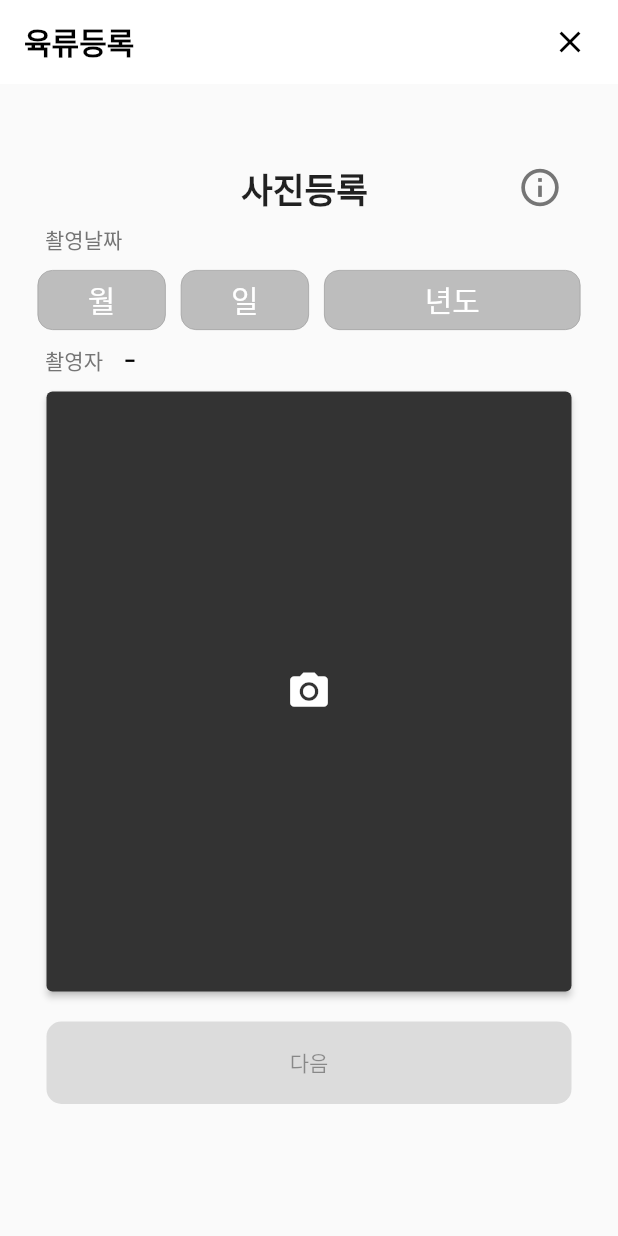
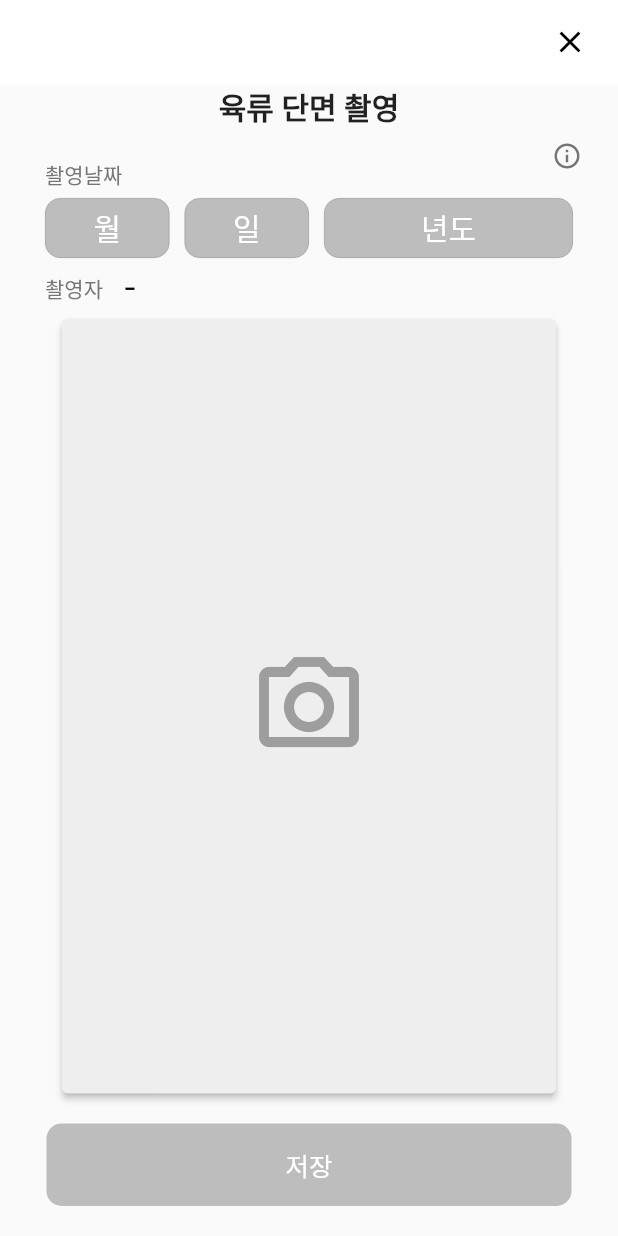
Before and after one commit to clapsh/Deep_Plant1, a Flutter app: the LoggedInPage screen opened by its route, on a phone screen of 412 x 824 dp. Run offline on Flutter 3.47's test engine with Material 2 defaults, Android fonts, the phone set to English and light mode, and no system bars; our stand-ins replace firebase_auth, firebase_core, firebase_storage, flutter_screenutil, go_router, image_picker; missing offline and left inert: qr_code_scanner, xml2json; accounts and stored records are empty.

Commit message:
commit_main_api_camera_historynum_qr

```diff
--- a/Frontend/deep_plant_app/lib/pages/logged_in_page.dart
+++ b/Frontend/deep_plant_app/lib/pages/logged_in_page.dart
@@ -9,10 +9,7 @@ import 'package:deep_plant_app/source/widgets.dart';
 class LoggedInPage extends StatefulWidget {
   const LoggedInPage({
     super.key,
-    this.image,
   });
-
-  final File? image;
 
   @override
   State<LoggedInPage> createState() => _LoggedInPageState();
@@ -67,9 +64,8 @@ class _LoggedInPageState extends State<LoggedInPage> {
     try {
       // 이미지를 firbaseStorage에 userid/시간.png 형식으로 저장
       final refImage = FirebaseStorage.instance.ref().child('${loggedUser!.uid}.png');
-      await refImage.putFile(widget.image!);
+      await refImage.putFile(pickedImage!);
     } catch (e) {
-      print(e);
       setState(() {
         isLoading = false;
       });
@@ -90,13 +86,6 @@ class _LoggedInPageState extends State<LoggedInPage> {
   Widget build(BuildContext context) {
     return Scaffold(
       appBar: AppBar(
-        title: Padding(
-          padding: const EdgeInsets.only(right: 20.0),
-          child: Text(
-            '육류등록',
-            style: TextStyle(fontWeight: FontWeight.bold),
-          ),
-        ),
         backgroundColor: Colors.white,
         elevation: 0.0,
         foregroundColor: Colors.black,
@@ -110,50 +99,49 @@ class _LoggedInPageState extends State<LoggedInPage> {
       ),
       body: Column(
         children: [
-          SizedBox(height: 45.0),
-          Row(
-            children: [
-              SizedBox(
-                width: (MediaQuery.of(context).size.width) * 0.39,
-              ),
           Text(
-                '사진등록',
+            '육류 단면 촬영',
             style: TextStyle(
-                  fontSize: 23.0,
+              fontSize: 20.0,
               fontWeight: FontWeight.bold,
             ),
           ),
-              SizedBox(
-                width: (MediaQuery.of(context).size.width) * 0.22,
-              ),
+          Container(
+            height: 20.0,
+            padding: const EdgeInsets.only(right: 10.0),
+            child: Row(
+              mainAxisAlignment: MainAxisAlignment.end,
+              children: [
                 IconButton(
                   onPressed: () {},
                   icon: Icon(
                     Icons.info_outline,
                     color: Colors.grey[600],
-                  size: 30.0,
+                    size: 20.0,
                   ),
-              )
+                ),
               ],
             ),
-          Row(
+          ),
+          Padding(
+            padding: const EdgeInsets.only(left: 30.0, right: 30.0),
+            child: Row(
+              mainAxisAlignment: MainAxisAlignment.start,
               children: [
-              SizedBox(
-                width: 30.0,
-              ),
                 Text(
                   '촬영날짜',
                   style: TextStyle(
                     color: Colors.grey[600],
                   ),
-              )
+                ),
               ],
             ),
+          ),
           SizedBox(
-            height: 10.0,
+            height: 5.0,
           ),
           Padding(
-            padding: const EdgeInsets.only(left: 25.0, right: 25.0),
+            padding: const EdgeInsets.only(left: 30.0, right: 30.0),
             child: Row(
               children: [
                 Expanded(
@@ -237,11 +225,11 @@ class _LoggedInPageState extends State<LoggedInPage> {
           SizedBox(
             height: 10.0,
           ),
-          Row(
+          Padding(
+            padding: const EdgeInsets.only(left: 30.0, right: 30.0),
+            child: Row(
+              mainAxisAlignment: MainAxisAlignment.start,
               children: [
-              SizedBox(
-                width: 30.0,
-              ),
                 Text(
                   '촬영자',
                   style: TextStyle(
@@ -260,14 +248,14 @@ class _LoggedInPageState extends State<LoggedInPage> {
                 ),
               ],
             ),
+          ),
           SizedBox(
             height: 10.0,
           ),
-          Container(
-            width: 350,
-            height: 400,
+          Expanded(
+            child: Container(
+              width: (MediaQuery.of(context).size.width) * 0.8,
               decoration: BoxDecoration(
-              color: Colors.white,
                 image: pickedImage != null
                     ? DecorationImage(
                         image: FileImage(pickedImage!),
@@ -281,19 +269,22 @@ class _LoggedInPageState extends State<LoggedInPage> {
                         _pickImage();
                       },
                       style: ElevatedButton.styleFrom(
-                      backgroundColor: Theme.of(context).primaryColor,
+                        backgroundColor: Colors.grey[200],
                       ),
                       child: const Icon(
-                      Icons.camera_alt,
-                      size: 30,
+                        Icons.camera_alt_outlined,
+                        size: 80.0,
+                        color: Colors.grey,
                       ),
                     )
                   : null,
             ),
-          // 데이터를 처리하는 동안 로딩 위젯 보여주기
+          ),
           isLoading ? const CircularProgressIndicator() : Container(),
           Padding(
             padding: const EdgeInsets.all(20.0),
+            child: Transform.translate(
+              offset: Offset(0, 0),
               child: SizedBox(
                 height: 55,
                 width: 350,
@@ -305,14 +296,22 @@ class _LoggedInPageState extends State<LoggedInPage> {
                       : null,
                   style: ElevatedButton.styleFrom(
                     backgroundColor: Colors.grey[800],
+                    disabledBackgroundColor: Colors.grey[400],
                     shape: RoundedRectangleBorder(
                       borderRadius: BorderRadius.circular(10.0),
                     ),
                   ),
-                child: Text('다음'),
+                  child: Text(
+                    '저장',
+                    style: TextStyle(
+                      color: Colors.white,
+                      fontSize: 17.0,
                     ),
                   ),
                 ),
+              ),
+            ),
+          )
         ],
       ),
     );
--- a/Frontend/deep_plant_app/lib/pages/set_historyNumPage.dart
+++ b/Frontend/deep_plant_app/lib/pages/set_historyNumPage.dart
@@ -384,6 +384,7 @@ class _HistoryNumPageState extends State<HistoryNumPage> {
                     onPressed: isFinal ? () => {} : null,
                     style: ElevatedButton.styleFrom(
                       backgroundColor: Colors.grey[800],
+                      disabledBackgroundColor: Colors.grey[400],
                       shape: RoundedRectangleBorder(
                         borderRadius: BorderRadius.circular(10.0),
                       ),
--- a/Frontend/deep_plant_app/pubspec.yaml
+++ b/Frontend/deep_plant_app/pubspec.yaml
@@ -43,6 +43,7 @@ dependencies:
   xml2json: ^6.1.0
   http: ^0.13.6
   qr_code_scanner: ^1.0.1
+  flutter_screenutil: ^5.8.4
 
 dev_dependencies:
   flutter_test:
```
Also changed, not shown: Frontend/deep_plant_app/lib/main.dart (+11 -8 lines), Frontend/deep_plant_app/lib/pages/get_apiPage.dart (+13 -25 lines), Frontend/deep_plant_app/pubspec.lock. Lines whose indentation alone changed are shown as unchanged.
